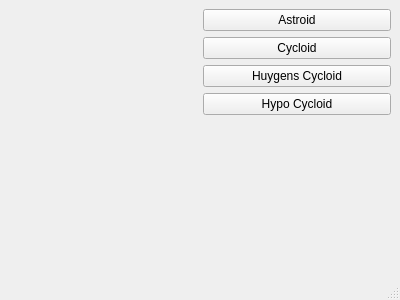
Before: the Qt Designer form mainwindow.ui in MStolpovskiy/QtCurvesCPP, drawn with Qt 5.
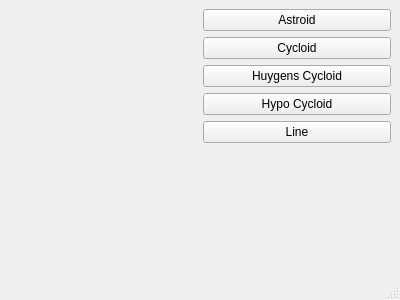
After: the same form once the commit is applied. Custom widgets are drawn as their Qt base class.

Commit message: Add rendering line

```diff
--- a/mainwindow.ui
+++ b/mainwindow.ui
@@ -50,6 +50,13 @@
           </property>
          </widget>
         </item>
+        <item>
+         <widget class="QPushButton" name="btnLine">
+          <property name="text">
+           <string>Line</string>
+          </property>
+         </widget>
+        </item>
         <item>
          <spacer name="verticalSpacer">
           <property name="orientation">
```
The commit also changes 4 other files.
